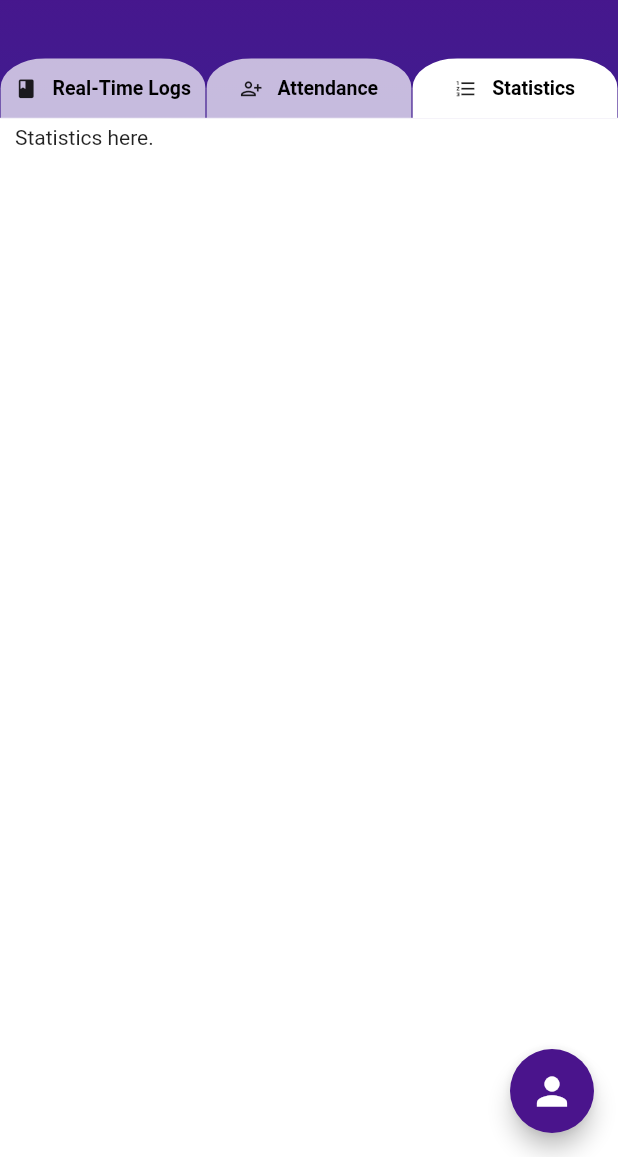
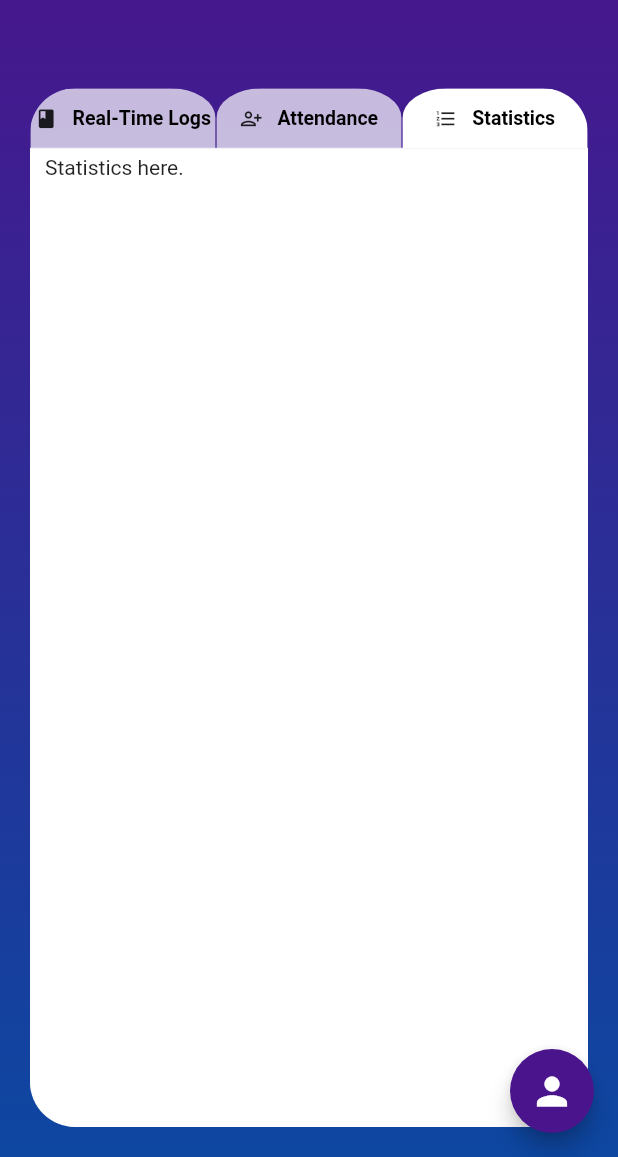
Before and after one commit to Dhi13man/SafeSyncIoT, a Flutter app: the screen it shows after launch, after a tap on "Attendance", after a tap on "Statistics", on a phone screen of 412 x 824 dp, the part 79-1236 px from its top. Run offline on Flutter 3.47's test engine with Material 2 defaults, Android fonts, the phone set to English and light mode, and no system bars; our stand-ins replace bloc, flutter_bloc, moor, moor_flutter, rxdart; missing offline and left inert: undo; generated files the repository leaves out were written again.

Commit message:
Sidebar, Employee Management and Attendance UI improved.
Signed-off-by: Dhiman Seal <furyx.ds@gmail.com>

```diff
--- a/lib/UI/employeeManage/components/employeeCard.dart
+++ b/lib/UI/employeeManage/components/employeeCard.dart
@@ -15,6 +15,8 @@ class EmployeeCard extends StatelessWidget {
   @override
   Widget build(BuildContext context) {
     return Card(
+      elevation: 10,
+      shadowColor: Colors.black,
       child: Padding(
         padding: const EdgeInsets.all(8.0),
         child: Row(
--- a/lib/UI/home/components/body.dart
+++ b/lib/UI/home/components/body.dart
@@ -57,6 +57,9 @@ class _HomeBodyState extends State<HomeBody> {
           child: Container(
               height: double.infinity,
               width: double.infinity,
+              margin: EdgeInsets.all(20),
+              child: ClipRRect(
+                borderRadius: BorderRadius.circular(30),
                 child: Column(
                 children: [
                   Container(
@@ -74,11 +77,13 @@ class _HomeBodyState extends State<HomeBody> {
                         border: Border.all(width: 0, color: Colors.white),
                       ),
                       width: _dimensions.width,
-                    padding: EdgeInsets.symmetric(horizontal: 10, vertical: 5),
-                    child: Container(child: _selectedWidget[tabID]),
+                      padding:
+                          EdgeInsets.symmetric(horizontal: 10, vertical: 5),
+                      child: _selectedWidget[tabID],
                     ),
                   ),
                 ],
+              ),
             ),
           ),
         ),
--- a/lib/UI/sidebar.dart
+++ b/lib/UI/sidebar.dart
@@ -1,4 +1,5 @@
 import 'package:flutter/material.dart';
+import 'package:safe_sync/Backend/constants.dart';
 
 class SideBarDrawer extends StatelessWidget {
   final GlobalKey<ScaffoldState> _scaffoldKey;
@@ -12,15 +13,17 @@ class SideBarDrawer extends StatelessWidget {
         padding: EdgeInsets.all(20),
         children: <Widget>[
           DrawerHeader(
-            decoration: BoxDecoration(
-              color: Colors.black87,
-            ),
-            child: Text(
-              'SafeSync Utilities',
-              style: TextStyle(
-                color: Colors.white,
-                fontSize: 30.0,
-                letterSpacing: 1.5,
+            decoration: importantConstants.bgGradDecoration,
+            child: Center(
+              child: Expanded(
+                child: Text(
+                  'SafeSync Utilities',
+                  style: TextStyle(
+                    color: Colors.white,
+                    fontSize: 20.0,
+                    letterSpacing: 1.5,
+                  ),
+                ),
               ),
             ),
           ),
--- a/lib/main.dart
+++ b/lib/main.dart
@@ -22,7 +22,7 @@ class SafeSyncApp extends StatelessWidget {
   // This widget is the root of the application.
   @override
   Widget build(BuildContext context) {
-    // PRevent Orientation Changes
+    // Prevent Orientation Changes
     SystemChrome.setPreferredOrientations([
       DeviceOrientation.portraitUp,
       DeviceOrientation.portraitDown,
```
Also changed, not shown: lib/UI/home/components/attendance/Components/employeecard.dart (+14 -10 lines). Lines whose indentation alone changed are shown as unchanged.
